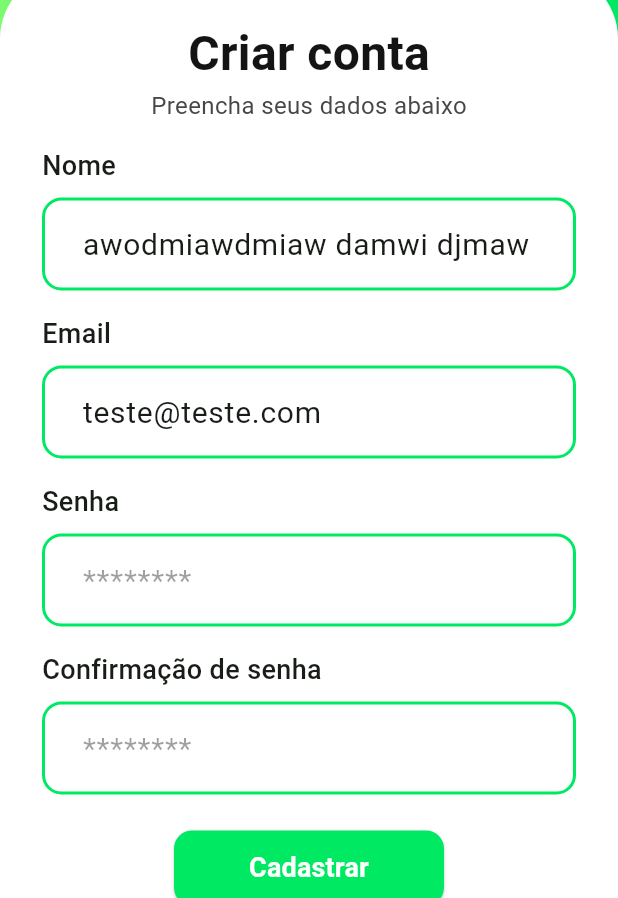
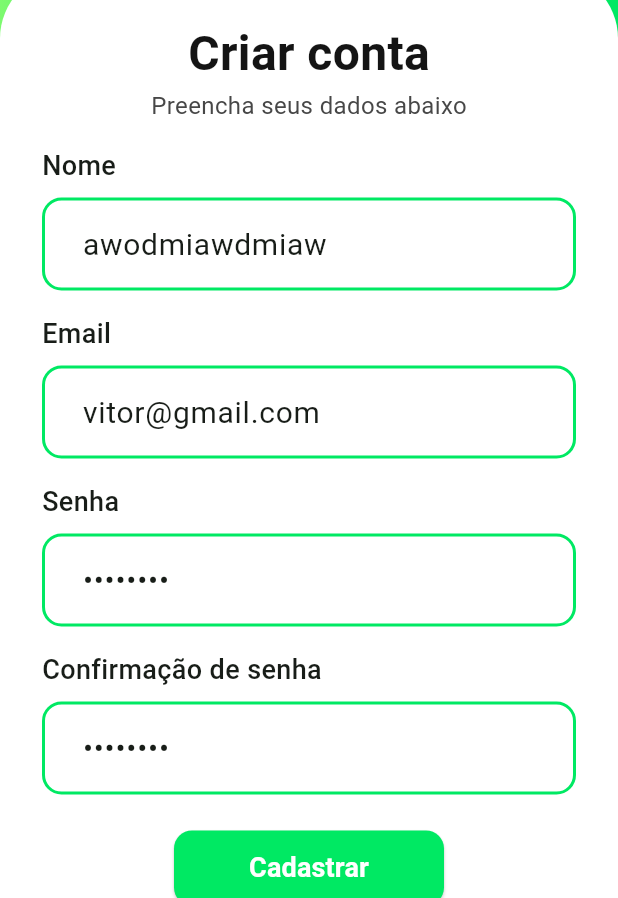
Before and after one commit to VitorMendonca62/flutter_firebase, a Flutter app: the screen it shows after launch, after a tap on "Não possui uma conta?", on a phone screen of 412 x 824 dp, the part 338-1236 px from its top. Run offline on Flutter 3.47's test engine with Material 3 defaults, Android fonts, the phone set to English and light mode, and no system bars; our stand-ins replace cloud_firestore, dio, firebase_auth, firebase_core, flutter_dotenv, font_awesome_flutter and 7 more; accounts and stored records are empty; network calls fail; Roboto replaces fonts that are missing (Montserrat); key blocks and very long unbroken strings in the code were emptied for the run.

```diff
--- a/lib/main.dart
+++ b/lib/main.dart
@@ -2,10 +2,12 @@ import 'dart:developer';
 
 import 'package:firebase_auth/firebase_auth.dart';
 import 'package:flutter/material.dart';
+import 'package:flutter_dotenv/flutter_dotenv.dart';
 import 'package:flutter_firebase/colors.dart';
 import 'package:firebase_core/firebase_core.dart';
 import 'package:flutter_firebase/routes.dart';
 import 'package:flutter_firebase/screens/auth/pages/login_page.dart';
+import 'package:flutter_firebase/screens/auth/pages/photo_register_page.dart';
 import 'package:flutter_firebase/screens/home/pages/container_page.dart';
 import 'package:get/get_navigation/src/root/get_material_app.dart';
 import 'package:permission_handler/permission_handler.dart';
@@ -13,6 +15,7 @@ import 'firebase_options.dart';
 
 void main() async {
   WidgetsFlutterBinding.ensureInitialized();
+  await dotenv.load();
 
   try {
     await Firebase.initializeApp(
@@ -33,7 +36,18 @@ class MyApp extends StatelessWidget {
     await Permission.photos.request();
   }
 
-  // This widget is the root of your application.
+  initialPage() {
+    if (FirebaseAuth.instance.currentUser == null) {
+      return const LoginPage();
+    }
+
+    if (FirebaseAuth.instance.currentUser!.photoURL == null) {
+      return const PhotoRegisterPage();
+    }
+
+    return const ContainerPage();
+  }
+
   @override
   Widget build(BuildContext context) {
     requestPermissions();
@@ -45,9 +59,7 @@ class MyApp extends StatelessWidget {
         ),
         fontFamily: 'Montserrat',
       ),
-      home: FirebaseAuth.instance.currentUser == null
-          ? const LoginPage()
-          : const ContainerPage(),
+      home: initialPage(),
       getPages: Routes.routes,
     );
   }
--- a/lib/screens/auth/blocs/photo/photo_state.dart
+++ b/lib/screens/auth/blocs/photo/photo_state.dart
@@ -20,6 +20,11 @@ class PhotoLoadedState extends PhotoState {
       : super(imageFile: imageFile, wasHandled: false);
 }
 
+class PhotoSubmitedState extends PhotoState {
+  PhotoSubmitedState({required File imageFile})
+      : super(imageFile: imageFile, wasHandled: false);
+}
+
 class PhotoFailureState extends PhotoState {
   final String exception;
 
--- a/lib/screens/auth/pages/login_page.dart
+++ b/lib/screens/auth/pages/login_page.dart
@@ -43,7 +43,7 @@ class _LoginPageState extends State<LoginPage> {
   @override
   Widget build(BuildContext context) {
     emailController.text = "vitor@gmail.com";
-    passwordController.text = "123456";
+    passwordController.text = "12345678";
     return SafeArea(
       child: Scaffold(
         backgroundColor: CapybaColors.white,
--- a/lib/screens/auth/pages/photo_register_page.dart
+++ b/lib/screens/auth/pages/photo_register_page.dart
@@ -132,7 +132,7 @@ class _PhotoRegisterPageState extends State<PhotoRegisterPage> {
                         state.data!.wasHandled = true;
                       }
 
-                      if (state.data is PhotoLoadedState &&
+                      if (state.data is PhotoSubmitedState &&
                           !state.data!.wasHandled) {
                         WidgetsBinding.instance.addPostFrameCallback((_) {
                           SnackBarNotification.success(
--- a/lib/screens/auth/pages/register_page.dart
+++ b/lib/screens/auth/pages/register_page.dart
@@ -43,8 +43,10 @@ class _RegisterPageState extends State<RegisterPage> {
 
   @override
   Widget build(BuildContext context) {
-    emailController.text = 'teste@teste.com';
-    nameController.text = "awodmiawdmiaw damwi djmaw ";
+    emailController.text = 'vitor@gmail.com';
+    nameController.text = "awodmiawdmiaw";
+    passwordController.text = "12345678";
+    confirmPasswordController.text = "12345678";
     return SafeArea(
       child: Scaffold(
         backgroundColor: CapybaColors.white,
--- a/lib/screens/post/widgets/card_comment.dart
+++ b/lib/screens/post/widgets/card_comment.dart
@@ -36,8 +36,8 @@ class CardComment extends StatelessWidget {
             decoration: BoxDecoration(
               borderRadius: BorderRadius.circular(30),
               image: DecorationImage(
-                image: MemoryImage(
-                  base64Decode(authorPhoto.split(',').last),
+                image: NetworkImage(
+                  authorPhoto,
                 ),
                 fit: BoxFit.cover,
               ),
--- a/pubspec.yaml
+++ b/pubspec.yaml
@@ -51,6 +51,8 @@ dependencies:
   timeago: ^3.7.0
   shimmer: ^3.0.0
   photo_view: ^0.15.0
+  path: ^1.9.0
+  flutter_dotenv: ^5.2.1
 
 dev_dependencies:
   flutter_test:
@@ -80,3 +82,4 @@ flutter:
 
   assets:
     - assets/images/logo_capyba.png
+    - .env
```
Also changed, not shown: lib/models/comment/comment_model.dart (+2 -2 lines), lib/screens/auth/blocs/photo/photo_bloc.dart (+6 -4 lines), lib/screens/auth/repositories/photo_repository.dart (+39 -5 lines), lib/screens/home/pages/subpages/home_page.dart (+8 -0 lines), lib/screens/home/widgets/post.dart (+6 -10 lines), lib/screens/post/bloc/post/post_bloc.dart (+10 -3 lines), lib/screens/post/pages/post_page.dart (+8 -17 lines), lib/screens/post/repositories/post_repository.dart (+10 -2 lines), pubspec.lock, 1 other file.
